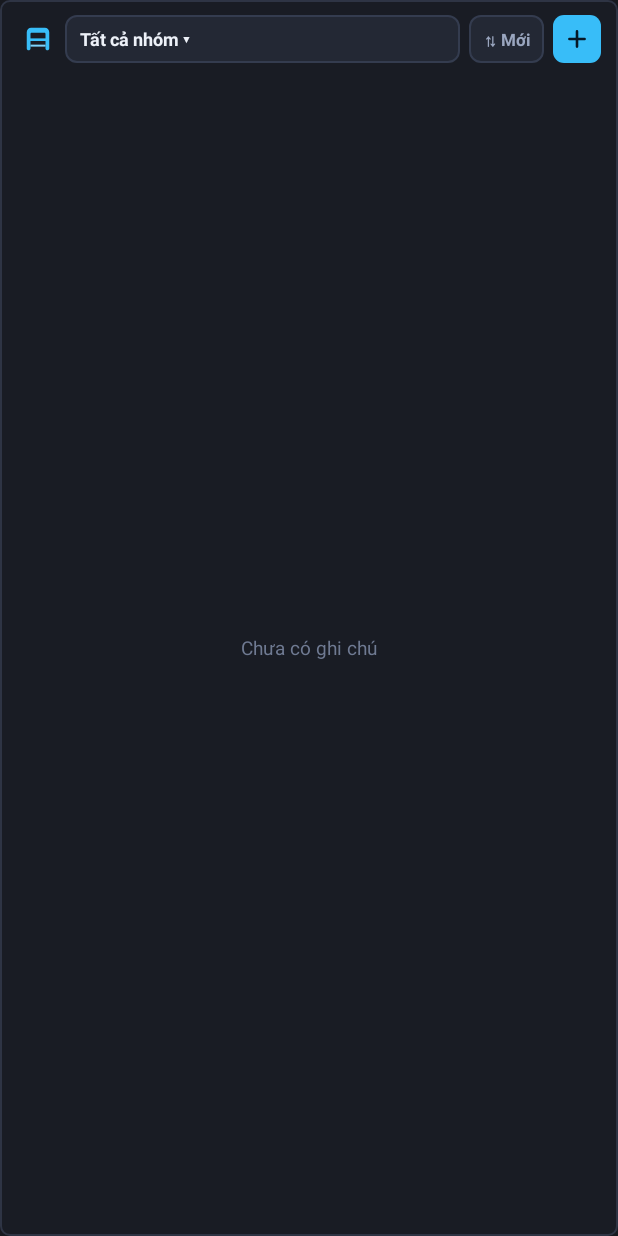
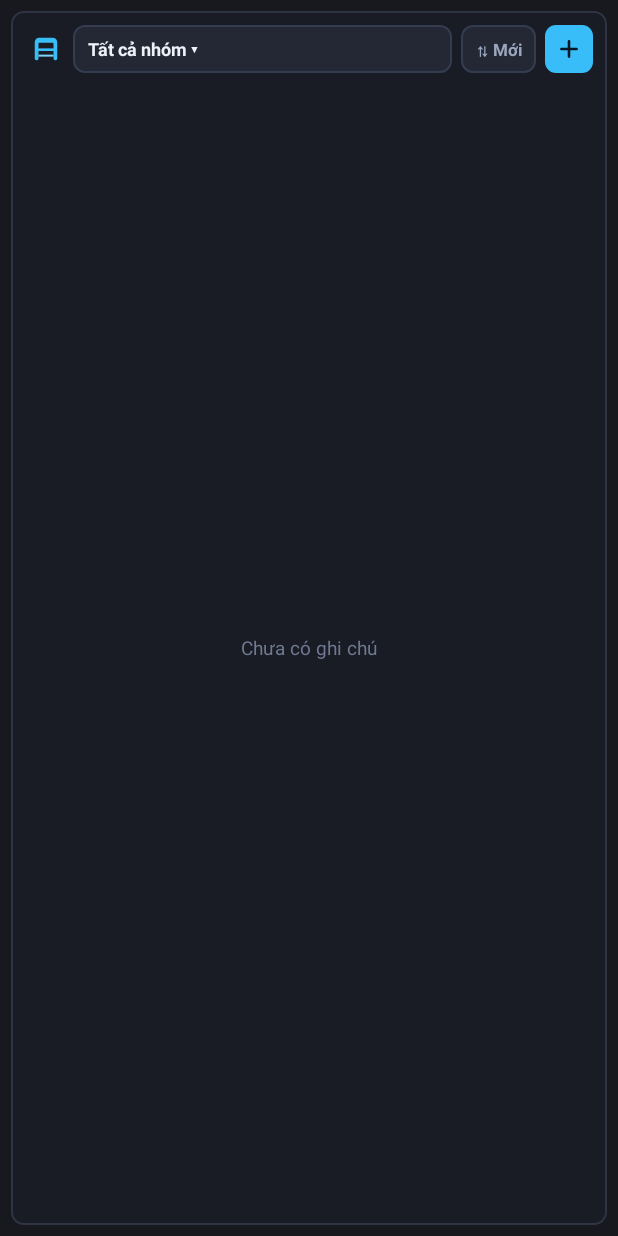
Before and after one commit to NguyenHieu2711/obsidian-quicknotes, an Android app: the layout widget_notes.xml on its own in the app's theme, with its tools: preview values and no code run, on a phone screen of 412 x 824 dp. Run offline under Robolectric (Android 15) with nearby library versions, the phone set to English and light mode, and no system bars.

Commit message:
v1.6.9: Escape Samsung One UI forced 26-28dp widget corner clip with 7dp inset inside @android:id/background and crisp 8dp radius

```diff
--- a/android/app/src/main/res/drawable/widget_bg.xml
+++ b/android/app/src/main/res/drawable/widget_bg.xml
@@ -2,5 +2,5 @@
 <shape xmlns:android="http://schemas.android.com/apk/res/android" android:shape="rectangle">
     <solid android:color="#191C24" />
     <stroke android:width="1dp" android:color="#2E3444" />
-    <corners android:radius="6dp" />
+    <corners android:radius="8dp" />
 </shape>
--- a/android/app/src/main/res/layout/widget_notes.xml
+++ b/android/app/src/main/res/layout/widget_notes.xml
@@ -1,9 +1,10 @@
 <?xml version="1.0" encoding="utf-8"?>
 <FrameLayout xmlns:android="http://schemas.android.com/apk/res/android"
+    android:id="@android:id/background"
     android:layout_width="match_parent"
     android:layout_height="match_parent">
 
-    <!-- Transparent sibling prevents Android 12+ RoundedCornerEnforcement from forcing ~24dp clipping -->
+    <!-- 7dp inset keeps the 8dp card strictly inside Samsung One UI's ~26-28dp host corner mask -->
     <TextView
         android:layout_width="1dp"
         android:layout_height="1dp" />
@@ -12,12 +13,13 @@
         android:id="@+id/w_notes_root"
         android:layout_width="match_parent"
         android:layout_height="match_parent"
+        android:layout_margin="7dp"
         android:background="@drawable/widget_bg"
         android:orientation="vertical"
-        android:paddingStart="11dp"
-        android:paddingTop="10dp"
-        android:paddingEnd="11dp"
-        android:paddingBottom="10dp">
+        android:paddingStart="9dp"
+        android:paddingTop="9dp"
+        android:paddingEnd="9dp"
+        android:paddingBottom="9dp">
 
     <LinearLayout
         android:layout_width="match_parent"
--- a/android/app/src/main/res/layout/widget_quick_companion.xml
+++ b/android/app/src/main/res/layout/widget_quick_companion.xml
@@ -1,9 +1,10 @@
 <?xml version="1.0" encoding="utf-8"?>
 <FrameLayout xmlns:android="http://schemas.android.com/apk/res/android"
+    android:id="@android:id/background"
     android:layout_width="match_parent"
     android:layout_height="match_parent">
 
-    <!-- Transparent sibling prevents Android 12+ RoundedCornerEnforcement from forcing ~24dp clipping -->
+    <!-- 7dp inset keeps the 8dp card strictly inside Samsung One UI's ~26-28dp host corner mask -->
     <TextView
         android:layout_width="1dp"
         android:layout_height="1dp" />
@@ -12,9 +13,10 @@
         android:id="@+id/widget_root"
         android:layout_width="match_parent"
         android:layout_height="match_parent"
+        android:layout_margin="7dp"
         android:background="@drawable/widget_bg"
         android:orientation="vertical"
-        android:padding="14dp">
+        android:padding="12dp">
 
     <LinearLayout
         android:layout_width="match_parent"
```
Also changed, not shown: android/app/src/main/res/layout/widget_tasks.xml (+7 -5 lines), 3 other files.
